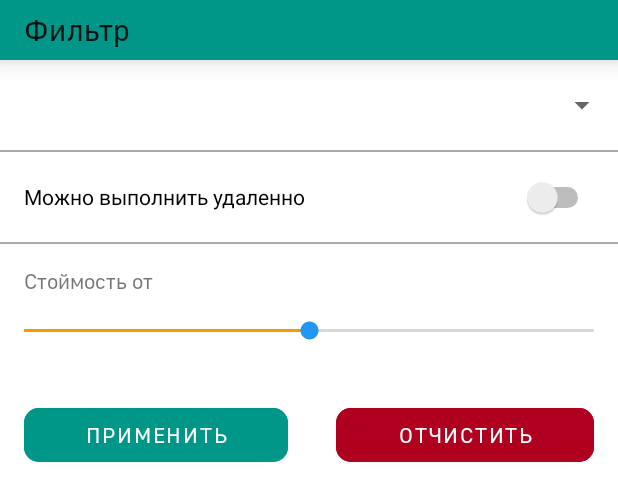
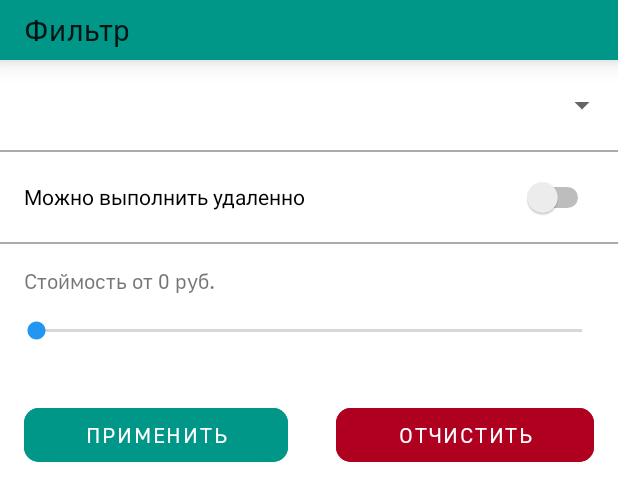
Before and after one commit to DaniilVdovin/ItsWork_Android_Java, an Android app: the layout fallters_button_bar.xml on its own in the app's theme, with its tools: preview values and no code run, on a phone screen of 412 x 824 dp. Shown: the top 501 px of the screen. Run offline under Robolectric (Android 15) with nearby library versions, the phone set to English and light mode, and no system bars.

Commit message:
Fix filter bar

```diff
--- a/app/build.gradle
+++ b/app/build.gradle
@@ -9,8 +9,8 @@ android {
         applicationId "com.daniilvdovin.iswork"
         minSdk 24
         targetSdk 30
-        versionCode 4
-        versionName "0.3.1"
+        versionCode 5
+        versionName "0.6.2"
 
         testInstrumentationRunner "androidx.test.runner.AndroidJUnitRunner"
     }
--- a/app/src/main/java/com/daniilvdovin/iswork/ui/user/UserFragment.java
+++ b/app/src/main/java/com/daniilvdovin/iswork/ui/user/UserFragment.java
@@ -27,6 +27,7 @@ import android.widget.RatingBar;
 import android.widget.TextView;
 
 import com.daniilvdovin.iswork.Core;
+import com.daniilvdovin.iswork.MainActivity;
 import com.daniilvdovin.iswork.R;
 import com.daniilvdovin.iswork.models.Review;
 import com.daniilvdovin.iswork.models.User;
@@ -65,6 +66,7 @@ public class UserFragment extends Fragment {
 
     @Override
     public void onCreate(Bundle savedInstanceState) {
+        MainActivity.searchView.setVisibility(View.GONE);
         super.onCreate(savedInstanceState);
         if (getArguments() != null) {
             user = (User) getArguments().getParcelable("user");
--- /dev/null
+++ b/app/src/main/res/drawable/filter_bar_tolbar_background.xml
@@ -0,0 +1,4 @@
+<?xml version="1.0" encoding="utf-8"?>
+<shape xmlns:android="http://schemas.android.com/apk/res/android">
+    <solid android:color="@color/purple_700"/>
+</shape>
--- a/app/src/main/res/layout/fallters_button_bar.xml
+++ b/app/src/main/res/layout/fallters_button_bar.xml
@@ -10,7 +10,7 @@
         android:id="@+id/toolbar2"
         android:layout_width="0dp"
         android:layout_height="40dp"
-        android:background="?attr/colorPrimary"
+        android:background="@drawable/filter_bar_tolbar_background"
         android:elevation="10dp"
         android:isScrollContainer="false"
         android:keepScreenOn="false"
@@ -40,7 +40,7 @@
                 android:layout_height="60dp"
                 android:dropDownWidth="match_parent"
                 android:nestedScrollingEnabled="true"
-                android:paddingStart="16dp"
+                android:paddingStart="5dp"
                 android:paddingEnd="16dp"
                 android:saveEnabled="true"
                 android:spinnerMode="dialog"
@@ -71,16 +71,19 @@
                 android:layout_marginTop="16dp"
                 android:paddingStart="16dp"
                 android:paddingEnd="16dp"
-                android:text="Стоймость от" />
+                android:text="Стоймость от 0 руб." />
 
             <SeekBar
                 android:id="@+id/seekBar2"
                 style="@style/Widget.AppCompat.SeekBar"
                 android:layout_width="match_parent"
                 android:layout_height="50dp"
-                android:max="100000"
+                android:indeterminate="false"
+                android:max="50000"
                 android:min="0"
-                android:progress="50000"
+                android:paddingStart="24dp"
+                android:paddingEnd="24dp"
+                android:progress="0"
                 android:progressTint="@color/purple_500" />
 
             <Space
```
